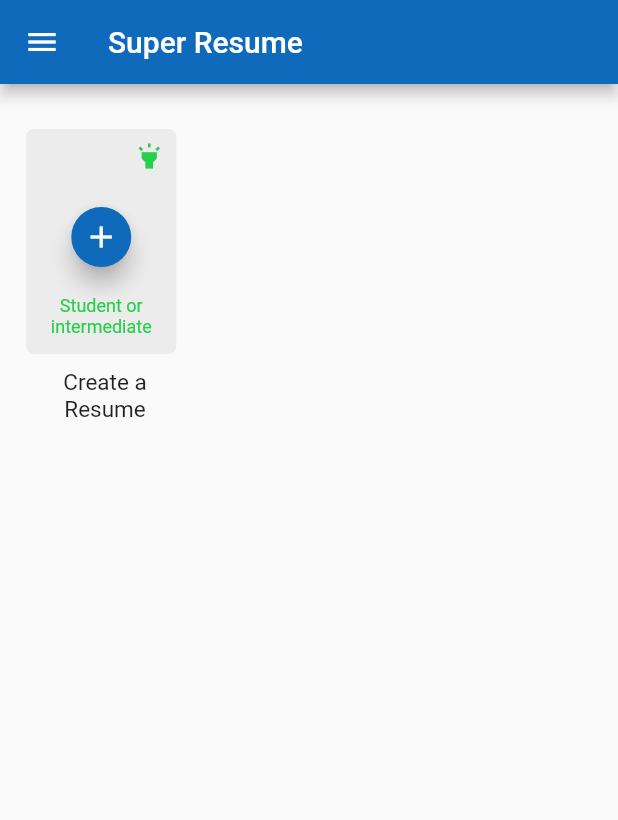
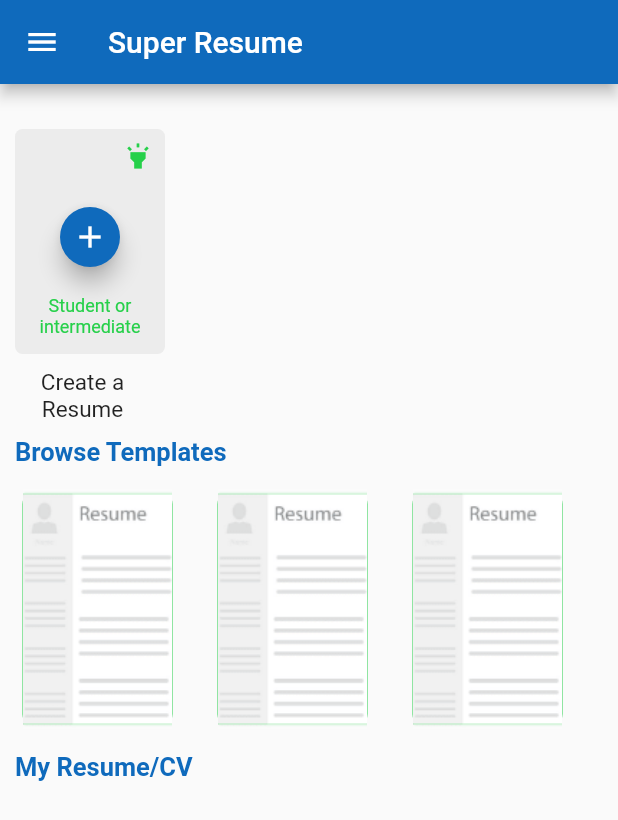
Before and after one commit to SabahTARTIR365/cv_builder_app, a Flutter app: the screen it shows after launch, on a phone screen of 412 x 824 dp. Shown: the top 820 px of the screen. Run offline on Flutter 3.47's test engine with Material 2 defaults, Android fonts, the light colour scheme and no system bars; our stand-ins replace open_file; missing offline and left inert: syncfusion_flutter_pdf.

Commit message:
adding templete cv to main screen

```diff
--- a/lib/views/screens/build_cv_screen.dart
+++ b/lib/views/screens/build_cv_screen.dart
@@ -1,4 +1,5 @@
 import 'package:cv_builder_app/views/widgets/create_cv_button.dart';
+import 'package:cv_builder_app/views/widgets/cv_templete_widget.dart';
 import 'package:flutter/cupertino.dart';
 import 'package:flutter/material.dart';
 
@@ -12,9 +13,34 @@
 appBar: AppBar(title: Text('Super Resume',textAlign: TextAlign.left,),backgroundColor: Color(0xff0F6ABC),
 leading: Icon(Icons.menu),),
 
-  body: Column(children: const [
+  body: Column(
+   //mainAxisAlignment:MainAxisAlignment.center,
+    crossAxisAlignment: CrossAxisAlignment.start,
+    children:  [
     CreateCvButton(),
+     SizedBox(height: 10),
+    Container(
+        margin:EdgeInsets.only(left:10) ,
+        child:
+         const Text('Browse Templates',
+             style: TextStyle(fontWeight:FontWeight.bold,
+             fontSize:17,color: Color(0xff0F6ABC)))),
 
+      SingleChildScrollView(
+        scrollDirection: Axis.horizontal,
+        child: Row(
+          children: [
+            CvTempleteWidget('images/cv-temp1.png'),
+            CvTempleteWidget('images/cv-temp2.png'),
+            CvTempleteWidget('images/cv-temp2.png'),
+          ],),
+      ),
+      Container(
+          margin:EdgeInsets.only(left:10) ,
+          child:
+          const Text('My Resume/CV',
+              style: TextStyle(fontWeight:FontWeight.bold,
+                  fontSize:17,color: Color(0xff0F6ABC)))),
 
 
   ],),
--- a/lib/views/widgets/create_cv_button.dart
+++ b/lib/views/widgets/create_cv_button.dart
@@ -6,18 +6,16 @@
 
   @override
   Widget build(BuildContext context) {
-return Column(
+return Container(
+  child: Column(
+
     children: [
+
           Container(
-
-      margin:EdgeInsets.only(left:15, bottom: 10, top:30),
-
+        margin:EdgeInsets.only( top:30,left:10),
         width:100,
-
         height: 150,
-
         decoration:  BoxDecoration(
-
           borderRadius: BorderRadius.circular(5),
 
           color:   Color(0xffECECEC),),
@@ -27,46 +25,70 @@
           padding: const EdgeInsets.all(8.0),
 
           child: Column(
-
             children: [
-
              Row(mainAxisAlignment:MainAxisAlignment.end,children: [Icon(Icons.highlight,color: Color(0xff26D04A),size: 20,)],),
 
               SizedBox(height: 20),
 
               FloatingActionButton.small(
-
                 backgroundColor:  Color(0xff0F6ABC),
-
                child: Icon(Icons.add),
 
                   onPressed: (){}),
 
+
+
               SizedBox(height: 15),
+
+
 
               Row(mainAxisAlignment:MainAxisAlignment.center,
 
+
+
                 children:
+
+
 
                     [ Expanded(child:
 
+
+
                       Text("Student or intermediate",
+
                       style: TextStyle(color:Color(0xff26D04A),fontSize:12),
+
                      textAlign: TextAlign.center,
+
                    ))],),
+
             //  SizedBox(height: 10),
+
             ],
+
           ),
+
         ),
+
       ),
+
           Container(
-          margin:EdgeInsets.only(left:20) ,
+
+            margin:EdgeInsets.only(top:10) ,
+
             width:100,
+
             height:35,
+
           child:  Text('Create a Resume', textAlign: TextAlign.center,style: TextStyle(fontSize: 15),),
 
+
+
           )
+
     ],
+
+  ),
 );
   }
 
--- /dev/null
+++ b/lib/views/widgets/cv_templete_widget.dart
@@ -0,0 +1,25 @@
+import 'package:flutter/material.dart';
+
+class CvTempleteWidget extends StatelessWidget
+{
+  late String imagePath='images/cv.png';
+
+  CvTempleteWidget(String path, {Key? key,String ?name}) : super(key: key);
+  @override
+  Widget build(BuildContext context) {
+    return Container(
+      margin:EdgeInsets.all(15),
+      width:100,
+      height: 160,
+      decoration:  BoxDecoration(
+        borderRadius: BorderRadius.circular(10),
+        color:  Color(0xff26D04A),
+      ),
+      child: Padding(
+        padding:EdgeInsets.only( right:0.5,left:0.5),
+        child: Image.asset(imagePath,fit: BoxFit.cover,),
+      ),
+    );
+  }
+
+}
--- a/pubspec.yaml
+++ b/pubspec.yaml
@@ -65,7 +65,7 @@
 
   # To add assets to your application, add an assets section, like this:
   assets:
-   - images/
+      - images/
   #   - images/a_dot_ham.jpeg
 
   # An image asset can refer to one or more resolution-specific "variants", see
```
Also changed, not shown: images/cv-temp1.png (added), images/cv-temp2.png (added), images/cv.png (added). Lines whose indentation alone changed are shown as unchanged.
